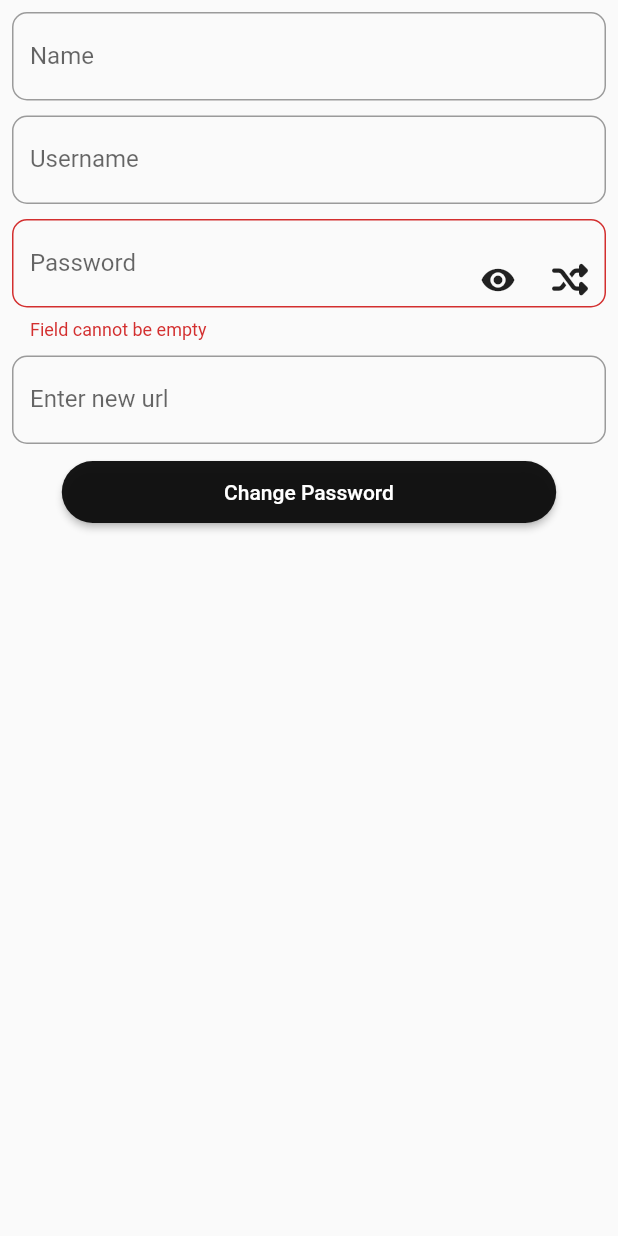
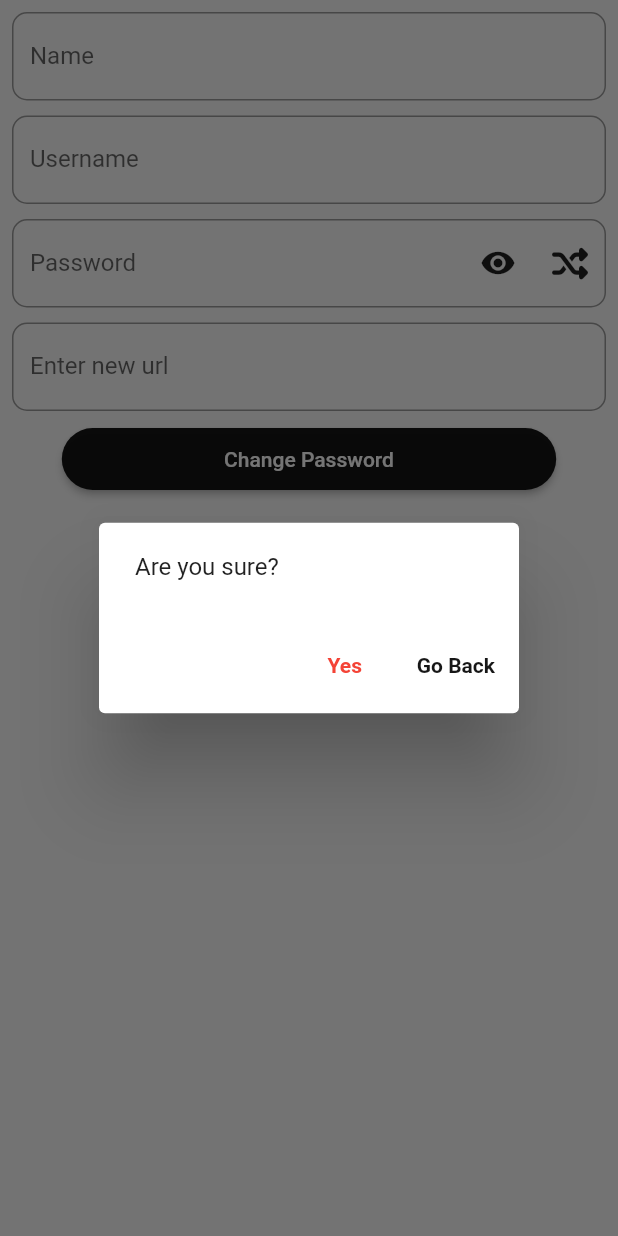
Before and after one commit to theTrivia/pssswd, a Flutter app: the EditEntry widget shown alone on an empty page, opened directly with empty values, after a tap on "Change Password", on a phone screen of 412 x 824 dp. Run offline on Flutter 3.47's test engine with Material 2 defaults, Android fonts, the phone set to English and light mode, and no system bars; our stand-ins replace cloud_firestore, firebase_auth, firebase_core, flutter_secure_storage, flutter_spinkit, fluttertoast and 6 more; missing offline and left inert: encrypt; accounts and stored records are empty; generated files the repository leaves out were written again.

Commit message:
bug-fix : long-username password entry card, features: prompt while changing password entry, other: code refactoring

```diff
--- a/lib/components/passwdCard.dart
+++ b/lib/components/passwdCard.dart
@@ -77,8 +77,8 @@ class _PasswdCardState extends State<PasswdCard> {
                     ),
                   ),
                   Text(
-                    (widget.name.length > 15
-                        ? '${widget.name.substring(0, 15)}...'
+                    (widget.username.length > 15
+                        ? '${widget.username.substring(0, 15)}...'
                         : widget.username),
                   ),
                 ],
--- a/lib/main.dart
+++ b/lib/main.dart
@@ -6,29 +6,19 @@ import 'package:flutter/material.dart';
 import 'package:firebase_core/firebase_core.dart';
 
 import 'package:pssswd/providers/user_entries.dart';
-import 'package:pssswd/screens/appSettings.dart';
-import 'package:pssswd/screens/landingPage.dart';
-import 'package:pssswd/screens/loginScreen.dart';
-import 'package:pssswd/screens/signupScreen.dart';
+import './routes.dart';
+
 import 'firebase_options.dart';
 
-import 'package:pssswd/screens/addPasswd.dart';
+import 'functions/materialColorGenerator.dart';
 
-import 'functions/materialColorGenerator.dart';
-import 'screens/aboutUs.dart';
-import 'screens/appMainPage.dart';
-
-import 'package:pssswd/screens/editMasterPassword.dart';
 import 'package:url_strategy/url_strategy.dart';
 // import 'package:desktop_window/desktop_window.dart';
 
 import './providers/user_entries.dart';
-import './screens/landingPage.dart';
-import './screens/loginScreen.dart';
-import './screens/signupScreen.dart';
+
 import './firebase_options.dart';
 import './functions/materialColorGenerator.dart';
-import './screens/appMainPage.dart';
 
 void main() async {
   WidgetsFlutterBinding.ensureInitialized();
@@ -54,12 +44,7 @@ void main() async {
   ));
 }
 
-class MyApp extends StatefulWidget {
-  @override
-  State<MyApp> createState() => _MyAppState();
-}
-
-class _MyAppState extends State<MyApp> {
+class MyApp extends StatelessWidget {
   @override
   Widget build(BuildContext context) {
     return MaterialApp(
@@ -69,16 +54,7 @@ class _MyAppState extends State<MyApp> {
             Color.fromARGB(247, 14, 14, 14)),
       ),
       initialRoute: '/',
-      routes: {
-        "/": (context) => LandingPage(),
-        "/login": (context) => LoginScreen(),
-        "/signup": (context) => SignupScreen(),
-        "/appMainPage": (context) => AppMainPage(),
-        "/addPassword": (context) => AddPasswd(),
-        "/settings": (context) => AppSettings(),
-        "/aboutUs": (context) => AboutUs(),
-        "/editMasterPassword": (context) => EditMasterPassword(),
-      },
+      routes: routes,
     );
   }
 }
--- /dev/null
+++ b/lib/routes.dart
@@ -0,0 +1,21 @@
+import 'package:flutter/material.dart';
+
+import '../screens/aboutUs.dart';
+import '../screens/addPasswd.dart';
+import '../screens/appMainPage.dart';
+import '../screens/appSettings.dart';
+import '../screens/editMasterPassword.dart';
+import '../screens/landingPage.dart';
+import '../screens/loginScreen.dart';
+import '../screens/signupScreen.dart';
+
+var routes = <String, WidgetBuilder>{
+  "/": (context) => LandingPage(),
+  "/login": (context) => LoginScreen(),
+  "/signup": (context) => SignupScreen(),
+  "/appMainPage": (context) => AppMainPage(),
+  "/addPassword": (context) => AddPasswd(),
+  "/settings": (context) => AppSettings(),
+  "/aboutUs": (context) => AboutUs(),
+  "/editMasterPassword": (context) => EditMasterPassword(),
+};
--- a/lib/screens/aboutUs.dart
+++ b/lib/screens/aboutUs.dart
@@ -27,7 +27,7 @@ class AboutUs extends StatelessWidget {
             height: 10,
           ),
           Text(
-            'Version : 1.2.0',
+            'Version : 1.2.3',
             style: TextStyle(
               fontSize: 18,
             ),
--- a/lib/screens/editEntry.dart
+++ b/lib/screens/editEntry.dart
@@ -205,18 +205,34 @@ class _EditEntryState extends State<EditEntry> {
               shape: StadiumBorder(),
               child: RaisedButton(
                 onPressed: () async {
+                  showDialog(
+                      context: context,
+                      builder: ((context) => AlertDialog(
+                            content: Text('Are you sure?'),
+                            actions: [
+                              TextButton(
+                                child: Text(
+                                  'Yes',
+                                  style: TextStyle(
+                                    fontWeight: FontWeight.bold,
+                                    color: Colors.red,
+                                  ),
+                                ),
+                                onPressed: () async {
                                   try {
-                    if (!_newPasswordFormValidationKey.currentState!
+                                    if (!_newPasswordFormValidationKey
+                                        .currentState!
                                         .validate()) {
-                      AppLogger.printInfoLog('Field cannot be empty');
+                                      AppLogger.printInfoLog(
+                                          'Field cannot be empty');
                                       return;
                                     }
 
                                     var db = FirebaseFirestore.instance;
                                     final ep = PasswordEnrypter();
 
-                    var _masterPassword =
-                        await secureStorage.read(key: 'masterPassword');
+                                    var _masterPassword = await secureStorage
+                                        .read(key: 'masterPassword');
 
                                     //setting default value if user didn't edit the entry
                                     if (newPasswordValue == null) {
@@ -236,17 +252,20 @@ class _EditEntryState extends State<EditEntry> {
                                       newUrl = widget.url;
                                     }
 
-                    final encryptedPasswordMap = await ep.encryptPassword(
+                                    final encryptedPasswordMap =
+                                        await ep.encryptPassword(
                                             newPasswordValue, _masterPassword);
 
                                     await db
                                         .collection('password_entries')
                                         .doc(widget.entry_id)
                                         .update({
-                      "password": encryptedPasswordMap['encryptedPassword'],
-                      "randForKeyToStore":
-                          encryptedPasswordMap['randForKeyToStore'],
-                      "randForIV": encryptedPasswordMap['randForIV'],
+                                      "password": encryptedPasswordMap[
+                                          'encryptedPassword'],
+                                      "randForKeyToStore": encryptedPasswordMap[
+                                          'randForKeyToStore'],
+                                      "randForIV":
+                                          encryptedPasswordMap['randForIV'],
                                       "name": newName,
                                       "url": newUrl,
                                       "username": newUsername,
@@ -255,15 +274,33 @@ class _EditEntryState extends State<EditEntry> {
                                           'Docuement Edited Successfully'),
                                     );
 
-                    await Provider.of<UserEntries>(context, listen: false)
+                                    await Provider.of<UserEntries>(context,
+                                            listen: false)
                                         .fetchEntries();
                                     Fluttertoast.showToast(
                                         msg:
                                             'Your password for entry ${widget.name} has been changed');
                                     Navigator.pop(context);
                                   } catch (e) {
-                    AppLogger.printErrorLog('Some error occured', error: e);
+                                    AppLogger.printErrorLog(
+                                        'Some error occured',
+                                        error: e);
                                   }
+                                },
+                              ),
+                              TextButton(
+                                onPressed: () {
+                                  Navigator.pop(context);
+                                },
+                                child: Text(
+                                  'Go Back',
+                                  style: TextStyle(
+                                    fontWeight: FontWeight.bold,
+                                  ),
+                                ),
+                              ),
+                            ],
+                          )));
                 },
                 child: Text(
                   'Change Password',
```
Also changed, not shown: pubspec.lock. Lines whose indentation alone changed are shown as unchanged.
